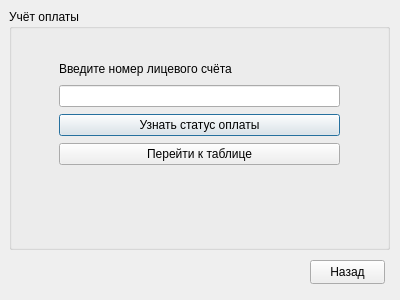
Before: the Qt Designer form paymentaccountingwindow.ui in A1exRuf/rentCalculation_repo, drawn with Qt 5.
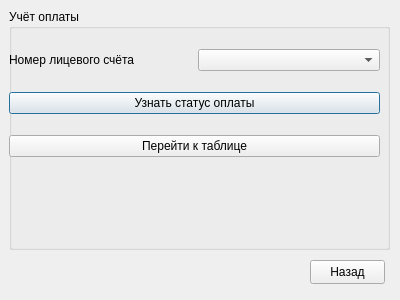
After: the same form once the commit is applied.

The edit to the form file:
```diff
--- a/paymentaccountingwindow.ui
+++ b/paymentaccountingwindow.ui
@@ -25,35 +25,29 @@
    <property name="title">
     <string>Учёт оплаты</string>
    </property>
-   <widget class="QLabel" name="label">
-    <property name="geometry">
-     <rect>
-      <x>50</x>
-      <y>50</y>
-      <width>284</width>
-      <height>19</height>
-     </rect>
-    </property>
-    <property name="text">
-     <string>Введите номер лицевого счёта</string>
-    </property>
-   </widget>
    <widget class="QWidget" name="">
     <property name="geometry">
      <rect>
-      <x>50</x>
-      <y>75</y>
-      <width>281</width>
-      <height>84</height>
+      <x>0</x>
+      <y>25</y>
+      <width>371</width>
+      <height>141</height>
      </rect>
     </property>
     <layout class="QVBoxLayout" name="verticalLayout">
      <item>
-      <widget class="QLineEdit" name="lineEdit_selectRow">
-       <property name="text">
-        <string/>
-       </property>
-      </widget>
+      <layout class="QHBoxLayout" name="horizontalLayout">
+       <item>
+        <widget class="QLabel" name="label">
+         <property name="text">
+          <string>Номер лицевого счёта</string>
+         </property>
+        </widget>
+       </item>
+       <item>
+        <widget class="QComboBox" name="comboBox_selectRow"/>
+       </item>
+      </layout>
      </item>
      <item>
       <widget class="QPushButton" name="pushButton_checkPayment">
```
